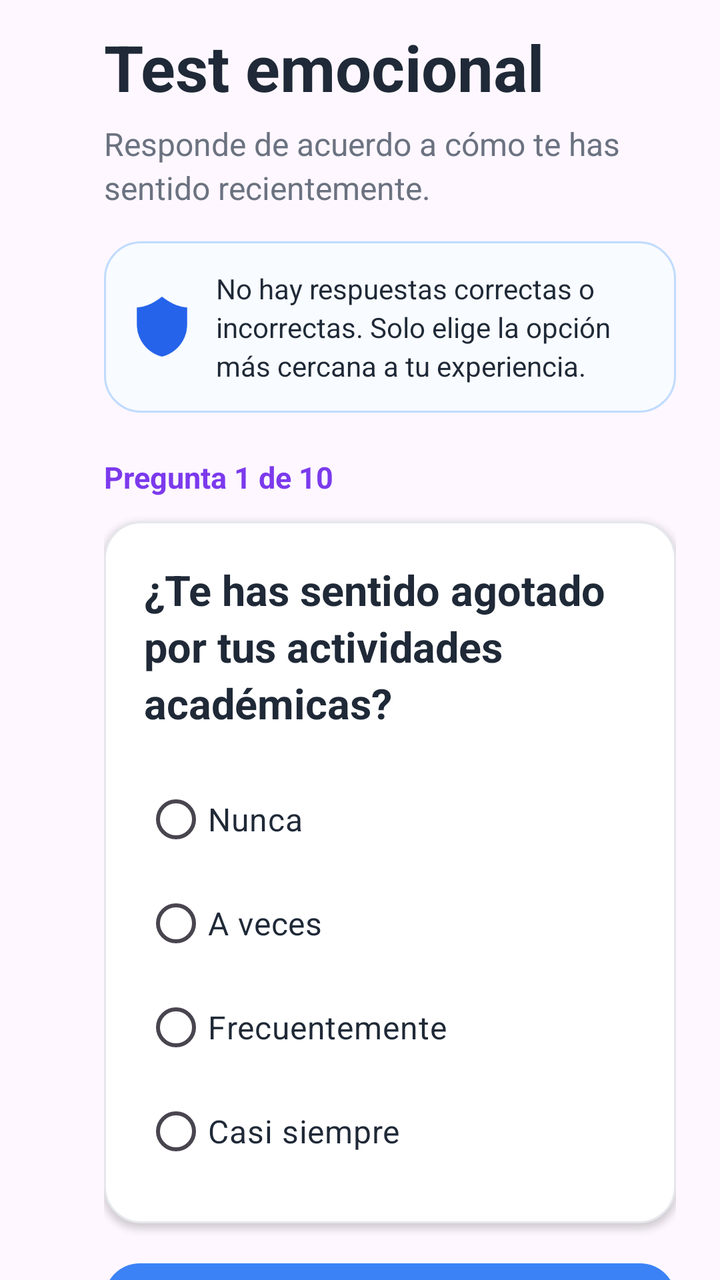
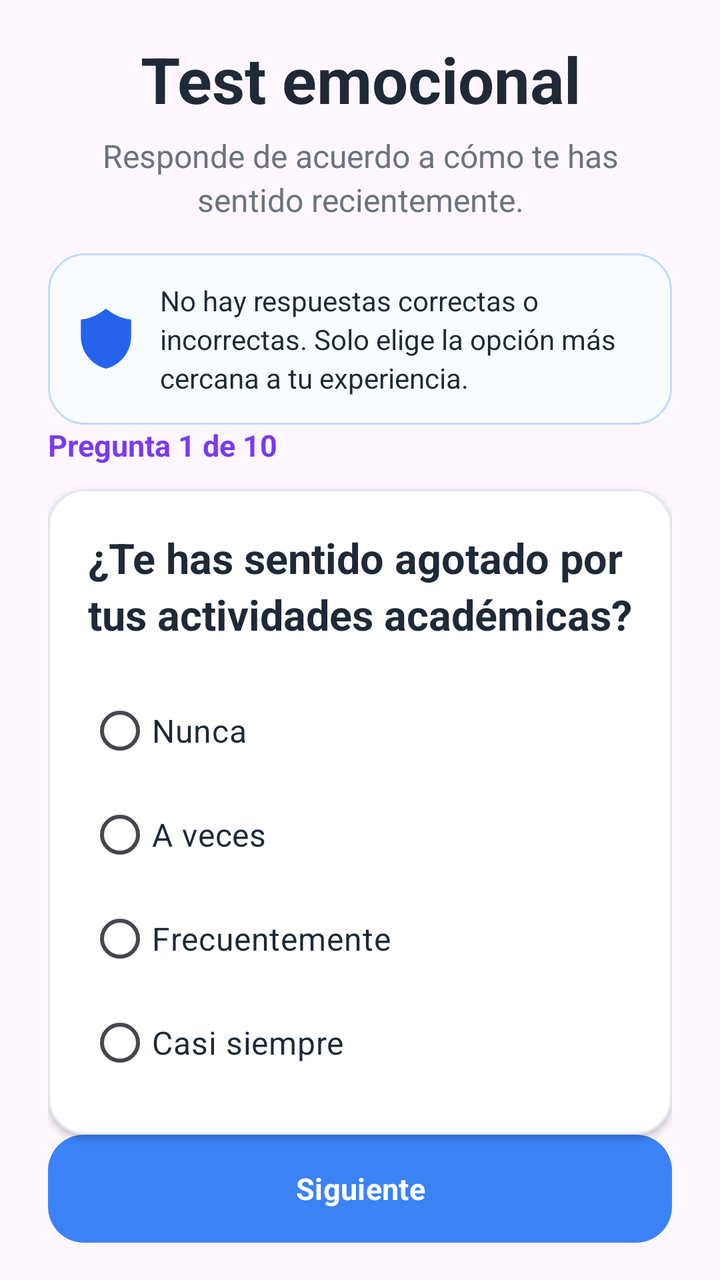

Compare the two renders of this Android layout. The source of the first and the diff that turns it into the second are given below.
<!-- AndroidManifest.xml: application theme Theme.Login_Guevara -->
<!-- res/layout/activity_evaluacion_test.xml -->
<?xml version="1.0" encoding="utf-8"?>
<ScrollView xmlns:android="http://schemas.android.com/apk/res/android"
    xmlns:app="http://schemas.android.com/apk/res-auto"
    android:id="@+id/rootEvaluacionTest"
    android:layout_width="match_parent"
    android:layout_height="match_parent"
    android:fillViewport="true"
    android:overScrollMode="never"
    android:scrollbars="none">

    <LinearLayout
        android:id="@+id/contenedorTest"
        android:layout_width="match_parent"
        android:layout_height="wrap_content"
        android:orientation="vertical"
        android:paddingStart="52dp"
        android:paddingTop="12dp"
        android:paddingEnd="22dp"
        android:paddingBottom="32dp">

        <TextView
            android:id="@+id/txtTituloTest"
            android:layout_width="match_parent"
            android:layout_height="wrap_content"
            android:text="Test emocional"
            android:textColor="@color/text_dark"
            android:textSize="32sp"
            android:textStyle="bold" />

        <TextView
            android:id="@+id/txtSubtituloTest"
            android:layout_width="match_parent"
            android:layout_height="wrap_content"
            android:layout_marginTop="6dp"
            android:lineSpacingExtra="3dp"
            android:text="Responde de acuerdo a cómo te has sentido recientemente."
            android:textColor="@color/text_soft"
            android:textSize="16sp" />

        <LinearLayout
            android:layout_width="match_parent"
            android:layout_height="wrap_content"
            android:layout_marginTop="16dp"
            android:background="@drawable/bg_success_notice"
            android:orientation="horizontal"
            android:padding="14dp">

            <ImageView
                android:layout_width="30dp"
                android:layout_height="30dp"
                android:layout_gravity="center_vertical"
                android:src="@drawable/proteger"
                app:tint="@color/sentix_blue" />

            <TextView
                android:id="@+id/txtAvisoTest"
                android:layout_width="0dp"
                android:layout_height="wrap_content"
                android:layout_marginStart="12dp"
                android:layout_weight="1"
                android:lineSpacingExtra="3dp"
                android:text="No hay respuestas correctas o incorrectas. Solo elige la opción más cercana a tu experiencia."
                android:textColor="@color/text_dark"
                android:textSize="14sp" />
        </LinearLayout>

        <TextView
            android:id="@+id/txtProgresoTest"
            android:layout_width="match_parent"
            android:layout_height="wrap_content"
            android:layout_marginTop="22dp"
            android:text="Pregunta 1 de 10"
            android:textColor="@color/sentix_purple"
            android:textSize="15sp"
            android:textStyle="bold" />

        <LinearLayout
            android:id="@+id/cardPreguntaTest"
            android:layout_width="match_parent"
            android:layout_height="wrap_content"
            android:layout_marginTop="12dp"
            android:background="@drawable/bg_success_feature_card"
            android:elevation="2dp"
            android:orientation="vertical"
            android:padding="20dp">

            <TextView
                android:id="@+id/txtPreguntaTest"
                android:layout_width="match_parent"
                android:layout_height="wrap_content"
                android:lineSpacingExtra="4dp"
                android:text="¿Te has sentido agotado por tus actividades académicas?"
                android:textColor="@color/text_dark"
                android:textSize="21sp"
                android:textStyle="bold" />

            <RadioGroup
                android:id="@+id/radioGroupOpciones"
                android:layout_width="match_parent"
                android:layout_height="wrap_content"
                android:layout_marginTop="18dp"
                android:orientation="vertical">

                <RadioButton
                    android:id="@+id/rbNunca"
                    android:layout_width="match_parent"
                    android:layout_height="52dp"
                    android:text="Nunca"
                    android:textColor="@color/text_dark"
                    android:textSize="16sp" />

                <RadioButton
                    android:id="@+id/rbAveces"
                    android:layout_width="match_parent"
                    android:layout_height="52dp"
                    android:text="A veces"
                    android:textColor="@color/text_dark"
                    android:textSize="16sp" />

                <RadioButton
                    android:id="@+id/rbFrecuente"
                    android:layout_width="match_parent"
                    android:layout_height="52dp"
                    android:text="Frecuentemente"
                    android:textColor="@color/text_dark"
                    android:textSize="16sp" />

                <RadioButton
                    android:id="@+id/rbCasiSiempre"
                    android:layout_width="match_parent"
                    android:layout_height="52dp"
                    android:text="Casi siempre"
                    android:textColor="@color/text_dark"
                    android:textSize="16sp" />

            </RadioGroup>

        </LinearLayout>

        <LinearLayout
            android:id="@+id/contenedorBotonesTest"
            android:layout_width="match_parent"
            android:layout_height="wrap_content"
            android:layout_marginTop="20dp"
            android:orientation="horizontal">

            <Button
                android:id="@+id/btnAnteriorPregunta"
                android:layout_width="0dp"
                android:layout_height="54dp"
                android:layout_marginEnd="8dp"
                android:layout_weight="1"
                android:background="@drawable/bg_button_outline_sentix"
                android:backgroundTint="@null"
                app:backgroundTint="@null"
                android:text="Anterior"
                android:textAllCaps="false"
                android:textColor="@color/sentix_blue"
                android:textSize="15sp"
                android:textStyle="bold"
                android:visibility="gone" />

            <Button
                android:id="@+id/btnSiguientePregunta"
                android:layout_width="0dp"
                android:layout_height="54dp"
                android:layout_marginStart="0dp"
                android:layout_weight="1"
                android:background="@drawable/bg_button"
                android:backgroundTint="@null"
                app:backgroundTint="@null"
                android:text="Siguiente"
                android:textAllCaps="false"
                android:textColor="@color/white"
                android:textSize="15sp"
                android:textStyle="bold" />

        </LinearLayout>

        
        <TextView
            android:id="@+id/txtResultadoDevTest"
            android:layout_width="match_parent"
            android:layout_height="wrap_content"
            android:layout_marginTop="16dp"
            android:background="@drawable/bg_notification_info_card"
            android:lineSpacingExtra="3dp"
            android:padding="14dp"
            android:text=""
            android:textColor="@color/text_soft"
            android:textSize="13sp"
            android:visibility="gone" />

    </LinearLayout>

</ScrollView>
<!-- resources referenced by this layout -->
<resources>
  <color name="sentix_blue">#2563EB</color>
  <color name="sentix_purple">#7C3AED</color>
  <color name="text_dark">#1F2937</color>
  <color name="text_soft">#6B7280</color>
  <color name="white">#FFFFFFFF</color>
  <!-- drawable bg_button (drawable) -->
  <selector xmlns:android="http://schemas.android.com/apk/res/android">
  
      
      <item android:state_pressed="true">
          <shape>
              <corners android:radius="18dp"/>
              <solid android:color="#1E40AF"/>
          </shape>
      </item>
  
      
      <item>
          <shape>
              <corners android:radius="18dp"/>
              <solid android:color="#3B82F6"/>
          </shape>
      </item>
  
  </selector>
  <!-- drawable bg_button_outline_sentix (drawable) -->
  <shape xmlns:android="http://schemas.android.com/apk/res/android">
      <solid android:color="@android:color/transparent" />
      <stroke
          android:width="1.5dp"
          android:color="@color/sentix_blue" />
      <corners android:radius="18dp" />
  </shape>
  <!-- drawable bg_notification_info_card (drawable) -->
  <shape xmlns:android="http://schemas.android.com/apk/res/android">
      <solid android:color="#F8FBFF" />
      <stroke
          android:width="1dp"
          android:color="#BFDBFE" />
      <corners android:radius="18dp" />
  </shape>
  <!-- drawable bg_success_feature_card (drawable) -->
  <shape xmlns:android="http://schemas.android.com/apk/res/android">
      <solid android:color="@color/white" />
  
      <stroke
          android:width="1dp"
          android:color="#E5E7EB" />
  
      <corners android:radius="18dp" />
  </shape>
  <!-- drawable bg_success_notice (drawable) -->
  <shape xmlns:android="http://schemas.android.com/apk/res/android">
      <solid android:color="#F8FBFF" />
  
      <stroke
          android:width="1dp"
          android:color="#BFDBFE" />
  
      <corners android:radius="18dp" />
  </shape>
  <!-- drawable proteger: png bitmap (drawable, 4729 bytes) -->
  <style name="Theme.Login_Guevara" parent="Base.Theme.Login_Guevara" />
  <style name="Base.Theme.Login_Guevara" parent="Theme.Material3.Light.NoActionBar">
  
          
          <item name="android:fontFamily">sans-serif</item>
  
          
          <item name="colorPrimary">@color/sentix_blue</item>
          <item name="colorPrimaryVariant">@color/sentix_blue</item>
          <item name="colorSecondary">@color/sentix_purple</item>
          <item name="android:colorAccent">@color/sentix_blue</item>
  
          
          <item name="android:statusBarColor">@color/bg_light</item>
          <item name="android:navigationBarColor">@color/white</item>
  
          
          <item name="android:windowLightStatusBar">true</item>
          <item name="android:windowLightNavigationBar">true</item>
  
          
          <item name="android:windowNoTitle">true</item>
          <item name="android:windowActionBar">false</item>
  
          
          <item name="android:windowAnimationStyle">@style/NoActivityAnimation</item>
  
      </style>
  <color name="bg_light">#F8FAFC</color>
  <style name="NoActivityAnimation">
          <item name="android:activityOpenEnterAnimation">@null</item>
          <item name="android:activityOpenExitAnimation">@null</item>
          <item name="android:activityCloseEnterAnimation">@null</item>
          <item name="android:activityCloseExitAnimation">@null</item>
          <item name="android:taskOpenEnterAnimation">@null</item>
          <item name="android:taskOpenExitAnimation">@null</item>
          <item name="android:taskCloseEnterAnimation">@null</item>
          <item name="android:taskCloseExitAnimation">@null</item>
      </style>
</resources>

<!-- the commit's change to res/layout/activity_evaluacion_test.xml (unified diff, before → after) -->
@@ -11,17 +11,19 @@
     <LinearLayout
         android:id="@+id/contenedorTest"
         android:layout_width="match_parent"
-        android:layout_height="wrap_content"
+        android:layout_height="match_parent"
+        android:gravity="center_horizontal"
         android:orientation="vertical"
-        android:paddingStart="52dp"
-        android:paddingTop="12dp"
-        android:paddingEnd="22dp"
-        android:paddingBottom="32dp">
+        android:paddingStart="24dp"
+        android:paddingTop="18dp"
+        android:paddingEnd="24dp"
+        android:paddingBottom="24dp">
 
         <TextView
             android:id="@+id/txtTituloTest"
             android:layout_width="match_parent"
             android:layout_height="wrap_content"
+            android:gravity="center"
             android:text="Test emocional"
             android:textColor="@color/text_dark"
             android:textSize="32sp"
@@ -32,6 +34,7 @@
             android:layout_width="match_parent"
             android:layout_height="wrap_content"
             android:layout_marginTop="6dp"
+            android:gravity="center"
             android:lineSpacingExtra="3dp"
             android:text="Responde de acuerdo a cómo te has sentido recientemente."
             android:textColor="@color/text_soft"
@@ -42,6 +45,7 @@
             android:layout_height="wrap_content"
             android:layout_marginTop="16dp"
             android:background="@drawable/bg_success_notice"
+            android:gravity="center_vertical"
             android:orientation="horizontal"
             android:padding="14dp">
 
@@ -62,13 +66,18 @@
                 android:text="No hay respuestas correctas o incorrectas. Solo elige la opción más cercana a tu experiencia."
                 android:textColor="@color/text_dark"
                 android:textSize="14sp" />
+
         </LinearLayout>
 
+        <View
+            android:layout_width="match_parent"
+            android:layout_height="0dp"
+            android:layout_weight="0.25" />
+
         <TextView
             android:id="@+id/txtProgresoTest"
             android:layout_width="match_parent"
             android:layout_height="wrap_content"
-            android:layout_marginTop="22dp"
             android:text="Pregunta 1 de 10"
             android:textColor="@color/sentix_purple"
             android:textSize="15sp"
@@ -137,11 +146,15 @@
 
         </LinearLayout>
 
+        <View
+            android:layout_width="match_parent"
+            android:layout_height="0dp"
+            android:layout_weight="0.30" />
+
         <LinearLayout
             android:id="@+id/contenedorBotonesTest"
             android:layout_width="match_parent"
             android:layout_height="wrap_content"
-            android:layout_marginTop="20dp"
             android:orientation="horizontal">
 
             <Button
@@ -152,13 +165,13 @@
                 android:layout_weight="1"
                 android:background="@drawable/bg_button_outline_sentix"
                 android:backgroundTint="@null"
-                app:backgroundTint="@null"
                 android:text="Anterior"
                 android:textAllCaps="false"
                 android:textColor="@color/sentix_blue"
                 android:textSize="15sp"
                 android:textStyle="bold"
-                android:visibility="gone" />
+                android:visibility="gone"
+                app:backgroundTint="@null" />
 
             <Button
                 android:id="@+id/btnSiguientePregunta"
@@ -168,12 +181,12 @@
                 android:layout_weight="1"
                 android:background="@drawable/bg_button"
                 android:backgroundTint="@null"
-                app:backgroundTint="@null"
                 android:text="Siguiente"
                 android:textAllCaps="false"
                 android:textColor="@color/white"
                 android:textSize="15sp"
-                android:textStyle="bold" />
+                android:textStyle="bold"
+                app:backgroundTint="@null" />
 
         </LinearLayout>
 
